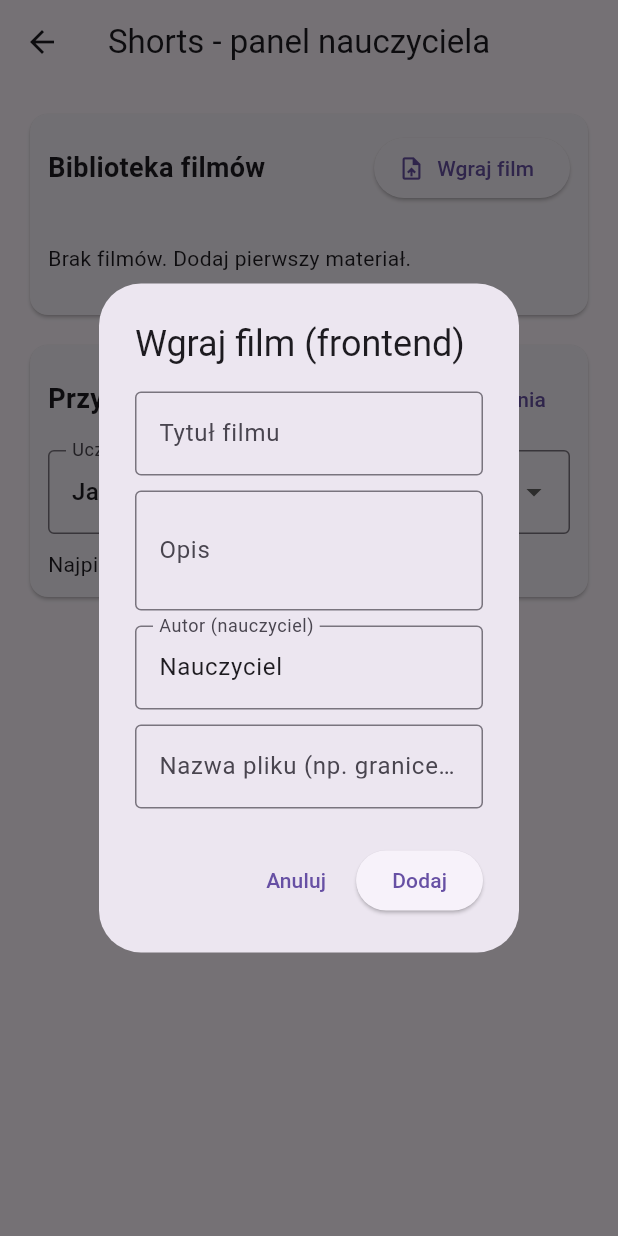
After one commit to Szmekowy/Math_App_Server, a Flutter app: the ShortsTeacherPage screen opened directly, after a tap on "Wgraj film", on a phone screen of 412 x 824 dp. The commit adds this screen. Run offline on Flutter 3.47's test engine with Material 3 defaults, Android fonts, the phone set to English and light mode, and no system bars; our stand-ins replace fl_chart.

Commit message:
Add Shorts feature with teacher and student panels, including video upload and assignment functionality

```diff
--- /dev/null
+++ b/aplikacja_flutter/lib/pages/shorts_teacher_page.dart
@@ -0,0 +1,276 @@
+import 'package:flutter/material.dart';
+import '../shorts_store.dart';
+
+class ShortsTeacherPage extends StatefulWidget {
+  const ShortsTeacherPage({super.key});
+
+  @override
+  State<ShortsTeacherPage> createState() => _ShortsTeacherPageState();
+}
+
+class _ShortsTeacherPageState extends State<ShortsTeacherPage> {
+  final ShortsStore _store = ShortsStore.instance;
+  String? _selectedStudent;
+
+  @override
+  void initState() {
+    super.initState();
+    _store.addListener(_onStoreChanged);
+    if (_store.students.isNotEmpty) {
+      _selectedStudent = _store.students.first;
+    }
+  }
+
+  @override
+  void dispose() {
+    _store.removeListener(_onStoreChanged);
+    super.dispose();
+  }
+
+  void _onStoreChanged() {
+    if (!mounted) return;
+    setState(() {
+      _selectedStudent ??= _store.students.isNotEmpty ? _store.students.first : null;
+    });
+  }
+
+  Future<void> _openAddVideoDialog() async {
+    final titleCtrl = TextEditingController();
+    final descCtrl = TextEditingController();
+    final teacherCtrl = TextEditingController(text: 'Nauczyciel');
+    final fileCtrl = TextEditingController();
+
+    await showDialog<void>(
+      context: context,
+      builder: (context) => AlertDialog(
+        title: const Text('Wgraj film (frontend)'),
+        content: SingleChildScrollView(
+          child: Column(
+            mainAxisSize: MainAxisSize.min,
+            children: [
+              TextField(
+                controller: titleCtrl,
+                decoration: const InputDecoration(
+                  labelText: 'Tytuł filmu',
+                  border: OutlineInputBorder(),
+                ),
+              ),
+              const SizedBox(height: 10),
+              TextField(
+                controller: descCtrl,
+                minLines: 2,
+                maxLines: 4,
+                decoration: const InputDecoration(
+                  labelText: 'Opis',
+                  border: OutlineInputBorder(),
+                ),
+              ),
+              const SizedBox(height: 10),
+              TextField(
+                controller: teacherCtrl,
+                decoration: const InputDecoration(
+                  labelText: 'Autor (nauczyciel)',
+                  border: OutlineInputBorder(),
+                ),
+              ),
+              const SizedBox(height: 10),
+              TextField(
+                controller: fileCtrl,
+                decoration: const InputDecoration(
+                  labelText: 'Nazwa pliku (np. granice_1.mp4)',
+                  border: OutlineInputBorder(),
+                ),
+              ),
+            ],
+          ),
+        ),
+        actions: [
+          TextButton(
+            onPressed: () => Navigator.pop(context),
+            child: const Text('Anuluj'),
+          ),
+          ElevatedButton(
+            onPressed: () {
+              _store.addVideo(
+                title: titleCtrl.text,
+                description: descCtrl.text,
+                teacherName: teacherCtrl.text,
+                fileLabel: fileCtrl.text,
+              );
+              Navigator.pop(context);
+            },
+            child: const Text('Dodaj'),
+          ),
+        ],
+      ),
+    );
+  }
+
+  Future<void> _openAddStudentDialog() async {
+    final ctrl = TextEditingController();
+    await showDialog<void>(
+      context: context,
+      builder: (context) => AlertDialog(
+        title: const Text('Dodaj ucznia'),
+        content: TextField(
+          controller: ctrl,
+          decoration: const InputDecoration(
+            labelText: 'Imię / login ucznia',
+            border: OutlineInputBorder(),
+          ),
+        ),
+        actions: [
+          TextButton(
+            onPressed: () => Navigator.pop(context),
+            child: const Text('Anuluj'),
+          ),
+          ElevatedButton(
+            onPressed: () {
+              _store.addStudent(ctrl.text);
+              if (_selectedStudent == null && _store.students.isNotEmpty) {
+                _selectedStudent = _store.students.first;
+              }
+              Navigator.pop(context);
+            },
+            child: const Text('Dodaj'),
+          ),
+        ],
+      ),
+    );
+  }
+
+  @override
+  Widget build(BuildContext context) {
+    final isWide = MediaQuery.of(context).size.width >= 1000;
+    final videos = _store.videos;
+    final students = _store.students;
+    _selectedStudent ??= students.isNotEmpty ? students.first : null;
+
+    final libraryPanel = Card(
+      child: Padding(
+        padding: const EdgeInsets.all(12),
+        child: Column(
+          crossAxisAlignment: CrossAxisAlignment.stretch,
+          children: [
+            Row(
+              children: [
+                const Expanded(
+                  child: Text(
+                    'Biblioteka filmów',
+                    style: TextStyle(fontSize: 18, fontWeight: FontWeight.bold),
+                  ),
+                ),
+                ElevatedButton.icon(
+                  onPressed: _openAddVideoDialog,
+                  icon: const Icon(Icons.upload_file),
+                  label: const Text('Wgraj film'),
+                ),
+              ],
+            ),
+            const SizedBox(height: 10),
+            if (videos.isEmpty)
+              const Padding(
+                padding: EdgeInsets.symmetric(vertical: 16),
+                child: Text('Brak filmów. Dodaj pierwszy materiał.'),
+              )
+            else
+              ...videos.map(
+                (video) => Card(
+                  child: ListTile(
+                    leading: const Icon(Icons.play_circle_outline),
+                    title: Text(video.title),
+                    subtitle: Text('${video.teacherName} • ${video.fileLabel}'),
+                  ),
+                ),
+              ),
+          ],
+        ),
+      ),
+    );
+
+    final assignPanel = Card(
+      child: Padding(
+        padding: const EdgeInsets.all(12),
+        child: Column(
+          crossAxisAlignment: CrossAxisAlignment.stretch,
+          children: [
+            Row(
+              children: [
+                const Expanded(
+                  child: Text(
+                    'Przypisanie do ucznia',
+                    style: TextStyle(fontSize: 18, fontWeight: FontWeight.bold),
+                  ),
+                ),
+                TextButton.icon(
+                  onPressed: _openAddStudentDialog,
+                  icon: const Icon(Icons.person_add),
+                  label: const Text('Dodaj ucznia'),
+                ),
+              ],
+            ),
+            const SizedBox(height: 10),
+            DropdownButtonFormField<String>(
+              value: _selectedStudent,
+              decoration: const InputDecoration(
+                labelText: 'Uczeń',
+                border: OutlineInputBorder(),
+              ),
+              items: students
+                  .map((s) => DropdownMenuItem(value: s, child: Text(s)))
+                  .toList(),
+              onChanged: (value) {
+                setState(() {
+                  _selectedStudent = value;
+                });
+              },
+            ),
+            const SizedBox(height: 10),
+            if (_selectedStudent == null)
+              const Text('Dodaj ucznia, aby przypisać filmy.')
+            else if (videos.isEmpty)
+              const Text('Najpierw dodaj filmy do biblioteki.')
+            else
+              ...videos.map(
+                (video) => CheckboxListTile(
+                  value: _store.isAssigned(_selectedStudent!, video.id),
+                  onChanged: (checked) {
+                    _store.toggleAssign(
+                      _selectedStudent!,
+                      video.id,
+                      checked ?? false,
+                    );
+                  },
+                  title: Text(video.title),
+                  subtitle: Text(video.fileLabel),
+                ),
+              ),
+          ],
+        ),
+      ),
+    );
+
+    return Scaffold(
+      appBar: AppBar(title: const Text('Shorts - panel nauczyciela')),
+      body: Padding(
+        padding: const EdgeInsets.all(16),
+        child: isWide
+            ? Row(
+                crossAxisAlignment: CrossAxisAlignment.start,
+                children: [
+                  Expanded(child: SingleChildScrollView(child: libraryPanel)),
+                  const SizedBox(width: 16),
+                  Expanded(child: SingleChildScrollView(child: assignPanel)),
+                ],
+              )
+            : ListView(
+                children: [
+                  libraryPanel,
+                  const SizedBox(height: 12),
+                  assignPanel,
+                ],
+              ),
+      ),
+    );
+  }
+}
--- /dev/null
+++ b/aplikacja_flutter/lib/shorts_store.dart
@@ -0,0 +1,85 @@
+import 'package:flutter/material.dart';
+
+class ShortsVideo {
+  final String id;
+  final String title;
+  final String description;
+  final String teacherName;
+  final String fileLabel;
+  final DateTime createdAt;
+
+  const ShortsVideo({
+    required this.id,
+    required this.title,
+    required this.description,
+    required this.teacherName,
+    required this.fileLabel,
+    required this.createdAt,
+  });
+}
+
+class ShortsStore extends ChangeNotifier {
+  ShortsStore._();
+  static final ShortsStore instance = ShortsStore._();
+
+  final List<String> _students = ['Jan', 'Szymon', 'Wiktor'];
+  final List<ShortsVideo> _videos = [];
+  final Map<String, Set<String>> _assignedVideoIds = {};
+  int _idCounter = 0;
+
+  List<String> get students => List.unmodifiable(_students);
+  List<ShortsVideo> get videos => List.unmodifiable(_videos);
+
+  List<ShortsVideo> videosForStudent(String student) {
+    final assigned = _assignedVideoIds[student] ?? <String>{};
+    return _videos.where((v) => assigned.contains(v.id)).toList()
+      ..sort((a, b) => b.createdAt.compareTo(a.createdAt));
+  }
+
+  bool isAssigned(String student, String videoId) {
+    return _assignedVideoIds[student]?.contains(videoId) ?? false;
+  }
+
+  void addStudent(String name) {
+    final cleaned = name.trim();
+    if (cleaned.isEmpty) return;
+    if (_students.contains(cleaned)) return;
+    _students.add(cleaned);
+    _students.sort();
+    notifyListeners();
+  }
+
+  void addVideo({
+    required String title,
+    required String description,
+    required String teacherName,
+    required String fileLabel,
+  }) {
+    final t = title.trim();
+    final teacher = teacherName.trim();
+    if (t.isEmpty || teacher.isEmpty) return;
+
+    _idCounter += 1;
+    _videos.add(
+      ShortsVideo(
+        id: 'vid_$_idCounter',
+        title: t,
+        description: description.trim(),
+        teacherName: teacher,
+        fileLabel: fileLabel.trim().isEmpty ? 'bez_pliku.mp4' : fileLabel.trim(),
+        createdAt: DateTime.now(),
+      ),
+    );
+    notifyListeners();
+  }
+
+  void toggleAssign(String student, String videoId, bool assigned) {
+    final bucket = _assignedVideoIds.putIfAbsent(student, () => <String>{});
+    if (assigned) {
+      bucket.add(videoId);
+    } else {
+      bucket.remove(videoId);
+    }
+    notifyListeners();
+  }
+}
```
Also changed, not shown: aplikacja_flutter/lib/pages/dashboard_page.dart (+48 -0 lines), aplikacja_flutter/lib/pages/shorts_student_page.dart (added, +122 -0 lines).
